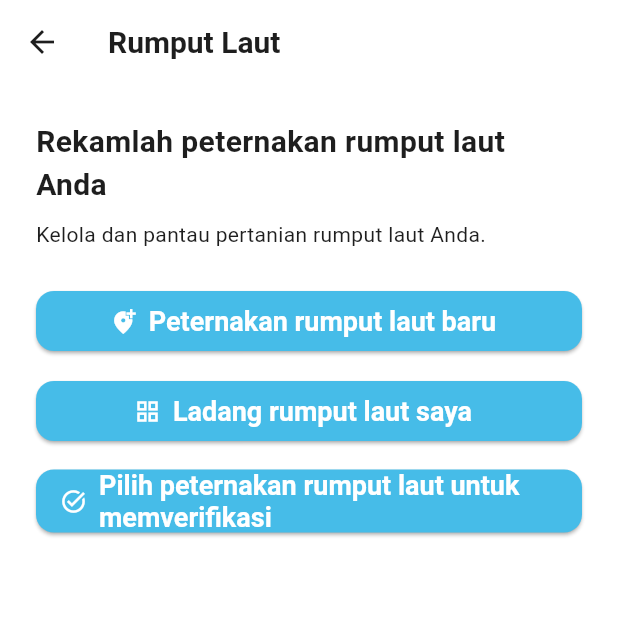
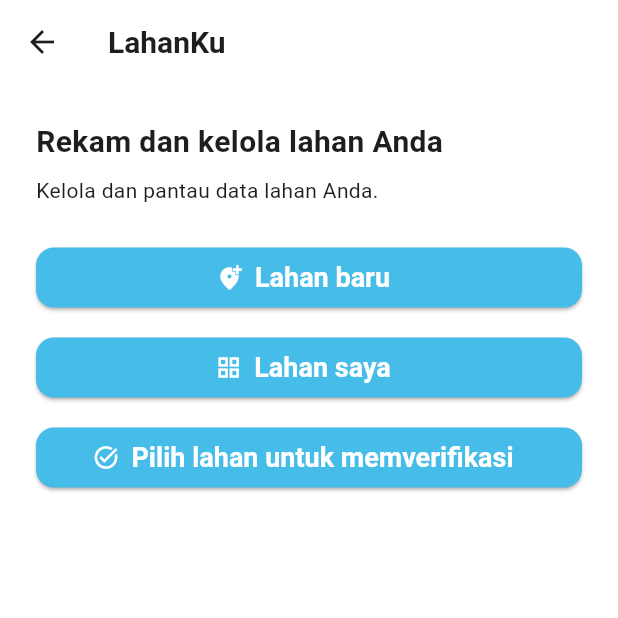
Before and after one commit to presleyprince/digital-commons-flutter-app, a Flutter app: the SeaweedFarmerHome screen opened by its route, on a phone screen of 412 x 824 dp, the top half of it. Run offline on Flutter 3.47's test engine with Material 3 defaults, Android fonts, the phone set to English and light mode, and no system bars; our stand-ins replace cached_network_image, carousel_slider, cloud_firestore, dartz, firebase_auth, firebase_core and 12 more; missing offline and left inert: flutter_quill, webview_flutter_android; accounts and stored records are empty; Roboto replaces fonts that are missing (SegoeUI).

Commit message:
Update LahanKu plot flows

```diff
--- a/lib/app/presentation/pages/plot/my_plot_page.dart
+++ b/lib/app/presentation/pages/plot/my_plot_page.dart
@@ -71,7 +71,7 @@ class _MyPlotPageState extends State<MyPlotPage> {
     final color = Theme.of(context).colorScheme;
     return Scaffold(
       appBar: TransparentAppBar(
-        title: "LahanKu",
+        title: "Rumput Laut",
         actions: [
           IconButton(
             onPressed: _controller.reload,
--- a/lib/app/presentation/pages/plot/plot_form.dart
+++ b/lib/app/presentation/pages/plot/plot_form.dart
@@ -191,7 +191,7 @@ class _PlotFormPageState extends State<PlotFormPage> {
   Future<void> _submit() async {
     if (_plot == null) {
       ScaffoldMessenger.of(context).showSnackBar(
-        const SnackBar(content: Text('Plot not found')),
+        const SnackBar(content: Text('Lahan tidak ditemukan')),
       );
       return;
     }
@@ -327,7 +327,7 @@ class _PlotFormPageState extends State<PlotFormPage> {
     if (_isLoading) {
       return Scaffold(
         appBar: AppBar(
-          title: const Text('Plot Form'),
+          title: const Text('Formulir Lahan'),
         ),
         body: const Center(child: CircularProgressIndicator()),
       );
@@ -336,15 +336,15 @@ class _PlotFormPageState extends State<PlotFormPage> {
     if (_plot == null) {
       return Scaffold(
         appBar: AppBar(
-          title: const Text('Plot Form'),
+          title: const Text('Formulir Lahan'),
         ),
-        body: const Center(child: Text('Plot not found')),
+        body: const Center(child: Text('Lahan tidak ditemukan')),
       );
     }
 
     return Scaffold(
       appBar: AppBar(
-        title: const Text('Plot Form'),
+        title: const Text('Formulir Lahan'),
       ),
       body: SingleChildScrollView(
         padding: const EdgeInsets.all(24),
--- a/lib/app/presentation/pages/plot/plot_overview_page.dart
+++ b/lib/app/presentation/pages/plot/plot_overview_page.dart
@@ -82,7 +82,7 @@ class _PlotOverviewPageState extends State<PlotOverviewPage> {
   Widget build(BuildContext context) {
     return Scaffold(
       appBar: AppBar(
-        title: const Text('Daftar Lahan Rumput Laut'), //list of seaweed farms
+        title: const Text('Daftar LahanKu'),
       ),
       body: FutureBuilder<List<SavedPlot>>(
         future: _plotsFuture,
--- a/lib/app/presentation/pages/plot/verify_plots_page.dart
+++ b/lib/app/presentation/pages/plot/verify_plots_page.dart
@@ -18,7 +18,7 @@ class VerifyPlotsPage extends StatelessWidget {
   Widget build(BuildContext context) {
     return Scaffold(
       appBar: AppBar(
-        title: const Text('Verify Plots'),
+        title: const Text('Verifikasi Lahan'),
       ),
       body: StreamBuilder<QuerySnapshot>(
         stream: FirebaseFirestore.instance
@@ -40,7 +40,7 @@ class VerifyPlotsPage extends StatelessWidget {
 
           if (plots.isEmpty) {
             return const Center(
-              child: Text('No plots are waiting for verification.'),
+              child: Text('Tidak ada lahan yang menunggu verifikasi.'),
             );
           }
 
@@ -77,14 +77,14 @@ class VerifyPlotsPage extends StatelessWidget {
                         alignment: Alignment.centerRight,
                         child: ElevatedButton.icon(
                           icon: const Icon(Icons.verified),
-                          label: const Text('Verify'),
+                          label: const Text('Verifikasi'),
                           onPressed: () async {
                             await _verifyPlot(doc.id);
 
                             if (context.mounted) {
                               ScaffoldMessenger.of(context).showSnackBar(
                                 const SnackBar(
-                                  content: Text('Plot verified'),
+                                  content: Text('Lahan berhasil diverifikasi'),
                                 ),
                               );
                             }
--- a/lib/app/presentation/pages/scaffold_with_navbar.dart
+++ b/lib/app/presentation/pages/scaffold_with_navbar.dart
@@ -18,7 +18,7 @@ class ScaffoldWithNavBar extends StatelessWidget {
       context.go('/home');
       break;
     case 1:
-      context.go('/my-plot');
+      context.go('/seaweed-home');
       break;
     case 2:
       context.go('/my-finance');
--- a/lib/app/presentation/pages/seaweed_farmer_home.dart
+++ b/lib/app/presentation/pages/seaweed_farmer_home.dart
@@ -11,7 +11,7 @@ class SeaweedFarmerHome extends StatelessWidget {
   Widget build(BuildContext context) {
     return Scaffold(
       appBar: AppBar(
-        title: const Text('Rumput Laut'),
+        title: const Text('LahanKu'),
       ),
       body: SafeArea(
         child: Padding(
@@ -21,7 +21,7 @@ class SeaweedFarmerHome extends StatelessWidget {
             children: [
               const SizedBox(height: 24),
               const Text(
-                'Rekamlah peternakan rumput laut Anda', //record your seaweed farm
+                'Rekam dan kelola lahan Anda',
                 style: TextStyle(
                   fontSize: 20,
                   fontWeight: FontWeight.bold,
@@ -29,7 +29,7 @@ class SeaweedFarmerHome extends StatelessWidget {
               ),
               const SizedBox(height: 8),
               const Text(
-                'Kelola dan pantau pertanian rumput laut Anda.', //manage and see your seaweed farms
+                'Kelola dan pantau data lahan Anda.',
               ),
               const SizedBox(height: 24),
               ElevatedButton.icon(
@@ -37,7 +37,7 @@ class SeaweedFarmerHome extends StatelessWidget {
                   context.push('/home/gps-test');
                 },
                 icon: const Icon(Icons.add_location_alt),
-                label: const Text('Peternakan rumput laut baru'), //new seaweed farm
+                label: const Text('Lahan baru'),
               ),
               const SizedBox(height: 12),
               ElevatedButton.icon(
@@ -45,7 +45,7 @@ class SeaweedFarmerHome extends StatelessWidget {
                   context.push('/home/plot-overview');
                 },
                 icon: const Icon(Icons.grid_view_outlined),
-                label: const Text('Ladang rumput laut saya'), //my seaweed farms
+                label: const Text('Lahan saya'),
               ),
               const SizedBox(height: 12),
               ElevatedButton.icon(
@@ -53,7 +53,7 @@ class SeaweedFarmerHome extends StatelessWidget {
                   context.push('/home/saved-plots');
                 },
                 icon: const Icon(Icons.task_alt),
-                label: const Text('Pilih peternakan rumput laut untuk memverifikasi'), //choose seaweed farm to verify
+                label: const Text('Pilih lahan untuk memverifikasi'),
               ),
               if (Provider.of<AuthNotifier>(context, listen: false).isAdmin()) ...[ // added for security only admins and secretaries can access the verify plots page
               const SizedBox(height: 12),
@@ -62,7 +62,7 @@ class SeaweedFarmerHome extends StatelessWidget {
                   context.push('/verify-plots');
                 },
                 icon: const Icon(Icons.verified_user),
-                label: const Text('Verify Plots'),
+                label: const Text('Verifikasi Lahan'),
               ),
             ],
             ],
--- a/lib/core/constants.dart
+++ b/lib/core/constants.dart
@@ -50,7 +50,7 @@ final List<HomeMenu> kHomeMenu = [
   HomeMenu(
     image: R.ASSETS_ICONS_MY_PLOT_PNG,
     title: 'LahanKu',
-    route: 'my-plot',
+    route: 'seaweed-home',
   ),
   HomeMenu(
     image: R.ASSETS_ICONS_MY_FINANCIAL_PNG,
@@ -60,7 +60,7 @@ final List<HomeMenu> kHomeMenu = [
   HomeMenu(
     image: R.ASSETS_ICONS_SEAWEED_HOME_PNG, // need to update icon
     title: 'Rumput Laut',
-    route: 'seaweed-home',
+    route: 'my-plot',
   ),
   // removed Cuaca, now a widget
 ];
--- a/lib/router.dart
+++ b/lib/router.dart
@@ -72,7 +72,7 @@ final router = GoRouter(
     StatefulShellRoute.indexedStack(
       builder: (context, state, navigationShell) {
         // main page will have navbar
-        if (state.fullPath == '/home' || state.fullPath == '/my-plot' ||
+        if (state.fullPath == '/home' || state.fullPath == '/seaweed-home' ||
             state.fullPath == '/my-finance' || state.fullPath == '/information' ||
             state.fullPath == '/profile') {
           return ScaffoldWithNavBar(navigationShell: navigationShell);
@@ -208,8 +208,8 @@ final router = GoRouter(
         StatefulShellBranch(
           routes: [
             GoRoute(
-              path: '/my-plot',
-              builder: (context, state) => const MyPlotPage(),
+              path: '/seaweed-home',
+              builder: (context, state) => const SeaweedFarmerHome(),
               ),
             ],
           ),
```
Also changed, not shown: lib/app/presentation/pages/plot/gps_record_page.dart (+94 -46 lines), lib/app/presentation/pages/plot/saved_plot_detail_page.dart (+56 -5 lines).
